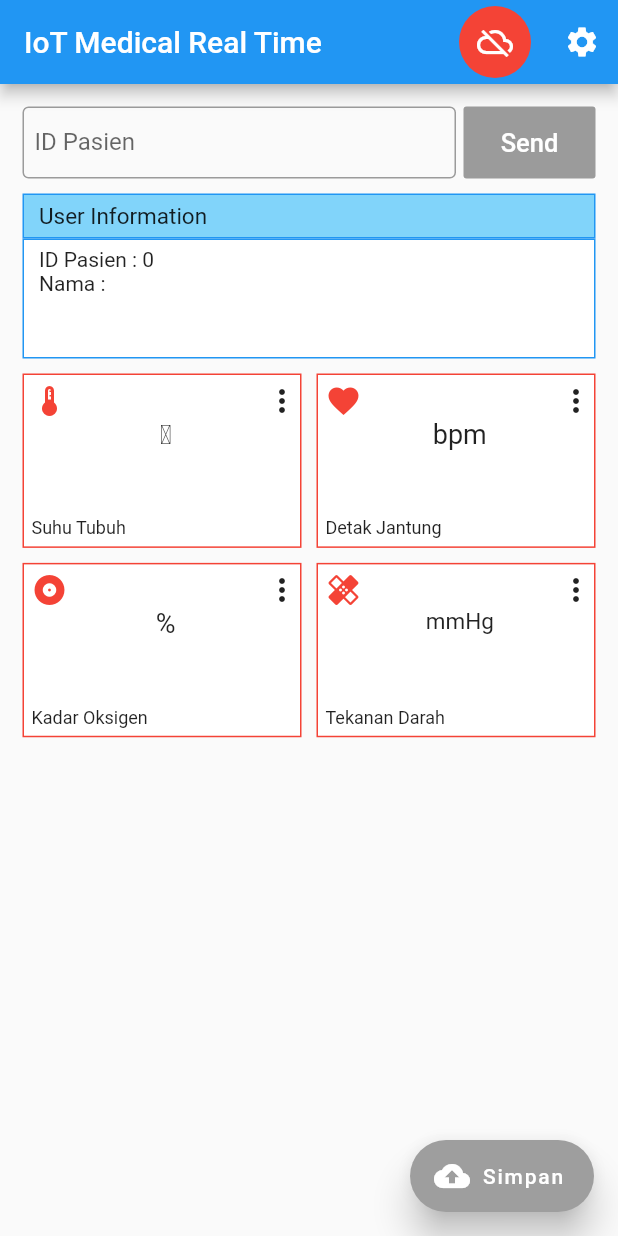
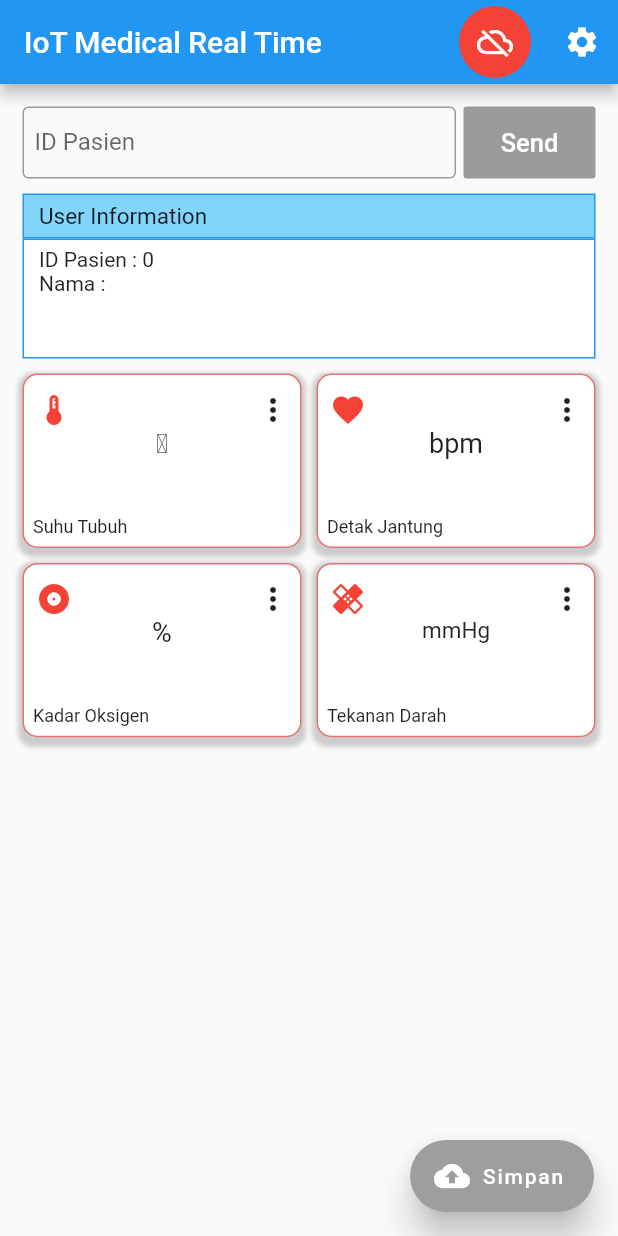
Before and after one commit to mangtri99/mqtt-flutter-dashboard, a Flutter app: the Home screen opened directly, on a phone screen of 412 x 824 dp. Run offline on Flutter 3.47's test engine with Material 2 defaults, Android fonts, the phone set to English and light mode, and no system bars; our stand-ins replace fluttertoast, shared_preferences; missing offline and left inert: mqtt_client; accounts and stored records are empty.

Commit message:
Update UI

```diff
--- a/lib/view/Home.dart
+++ b/lib/view/Home.dart
@@ -304,17 +304,25 @@ class _HomeState extends State<Home> {
                   mainAxisSpacing: 10,
                   children: [
                     Container(
-                      padding: EdgeInsets.only(left: 5.0, bottom: 5.0),
+                      padding: EdgeInsets.all(6.0),
                       decoration: BoxDecoration(
-                          border: Border.all(color: Colors.red),
-                          color: Colors.white),
+                          borderRadius: BorderRadius.circular(10.0),
+                          border: Border.all(color: Colors.red[300]),
+                          color: Colors.white,
+                          boxShadow: [
+                            BoxShadow(
+                                color: Colors.grey.withOpacity(0.5),
+                                spreadRadius: 3,
+                                blurRadius: 2,
+                                offset: Offset(0, 3))
+                          ]),
                       child: Column(
                         children: [
                           Row(
                             mainAxisAlignment: MainAxisAlignment.spaceBetween,
                             children: [
                               Container(
-                                margin: EdgeInsets.only(top: 5.0),
+                                margin: EdgeInsets.only(top: 5.0, left: 2.0),
                                 child: Icon(
                                   Icons.device_thermostat,
                                   color: Colors.red,
@@ -365,7 +373,10 @@ class _HomeState extends State<Home> {
                                 children: [
                                   Text(
                                     "Suhu Tubuh",
-                                    style: TextStyle(fontSize: 12.0),
+                                    style: TextStyle(
+                                      fontSize: 12.0,
+                                      fontWeight: FontWeight.normal,
+                                    ),
                                   ),
                                 ],
                               ),
@@ -375,17 +386,25 @@ class _HomeState extends State<Home> {
                       ),
                     ),
                     Container(
-                      padding: EdgeInsets.only(left: 5.0, bottom: 5.0),
+                      padding: EdgeInsets.all(6.0),
                       decoration: BoxDecoration(
-                          border: Border.all(color: Colors.red),
-                          color: Colors.white),
+                          borderRadius: BorderRadius.circular(10.0),
+                          border: Border.all(color: Colors.red[300]),
+                          color: Colors.white,
+                          boxShadow: [
+                            BoxShadow(
+                                color: Colors.grey.withOpacity(0.5),
+                                spreadRadius: 3,
+                                blurRadius: 2,
+                                offset: Offset(0, 3))
+                          ]),
                       child: Column(
                         children: [
                           Row(
                             mainAxisAlignment: MainAxisAlignment.spaceBetween,
                             children: [
                               Container(
-                                margin: EdgeInsets.only(top: 5.0),
+                                margin: EdgeInsets.only(top: 5.0, left: 2.0),
                                 child: Icon(
                                   Icons.favorite,
                                   color: Colors.red,
@@ -444,9 +463,17 @@ class _HomeState extends State<Home> {
                       ),
                     ),
                     Container(
-                      padding: EdgeInsets.only(left: 5.0, bottom: 5.0),
+                      padding: EdgeInsets.all(6.0),
                       decoration: BoxDecoration(
-                          border: Border.all(color: Colors.red),
+                          boxShadow: [
+                            BoxShadow(
+                                color: Colors.grey.withOpacity(0.5),
+                                spreadRadius: 3,
+                                blurRadius: 2,
+                                offset: Offset(0, 3))
+                          ],
+                          borderRadius: BorderRadius.circular(10.0),
+                          border: Border.all(color: Colors.red[300]),
                           color: Colors.white),
                       child: Column(
                         children: [
@@ -454,7 +481,7 @@ class _HomeState extends State<Home> {
                             mainAxisAlignment: MainAxisAlignment.spaceBetween,
                             children: [
                               Container(
-                                margin: EdgeInsets.only(top: 5.0),
+                                margin: EdgeInsets.only(top: 5.0, left: 2.0),
                                 child: Icon(
                                   Icons.album,
                                   color: Colors.red,
@@ -513,9 +540,17 @@ class _HomeState extends State<Home> {
                       ),
                     ),
                     Container(
-                      padding: EdgeInsets.only(left: 5.0, bottom: 5.0),
+                      padding: EdgeInsets.all(6.0),
                       decoration: BoxDecoration(
-                          border: Border.all(color: Colors.red),
+                          boxShadow: [
+                            BoxShadow(
+                                color: Colors.grey.withOpacity(0.5),
+                                spreadRadius: 3,
+                                blurRadius: 2,
+                                offset: Offset(0, 3))
+                          ],
+                          borderRadius: BorderRadius.circular(10.0),
+                          border: Border.all(color: Colors.red[300]),
                           color: Colors.white),
                       child: Column(
                         children: [
@@ -523,7 +558,7 @@ class _HomeState extends State<Home> {
                             mainAxisAlignment: MainAxisAlignment.spaceBetween,
                             children: [
                               Container(
-                                margin: EdgeInsets.only(top: 5.0),
+                                margin: EdgeInsets.only(top: 5.0, left: 2.0),
                                 child: Icon(
                                   Icons.healing,
                                   color: Colors.red,
--- a/lib/view/Setting.dart
+++ b/lib/view/Setting.dart
@@ -27,10 +27,6 @@ class _SettingState extends State<Setting> {
     await preferences.setString('broker', _brokerController.text);
     await preferences.setString('topicMain', _topicController.text);
     await preferences.setString('apiUrl', _apiController.text);
-
-    _brokerController.dispose();
-    // _topicController.dispose();
-    // _apiController.dispose();
   }
 
   getSetting() async {
@@ -55,10 +51,13 @@ class _SettingState extends State<Setting> {
     getSetting();
   }
 
-  // @override
-  // void dispose() {
-  //   super.dispose();
-  // }
+  @override
+  void dispose() {
+    _brokerController.dispose();
+    _topicController.dispose();
+    _apiController.dispose();
+    super.dispose();
+  }
 
   void check() {
     print('not work');
```
